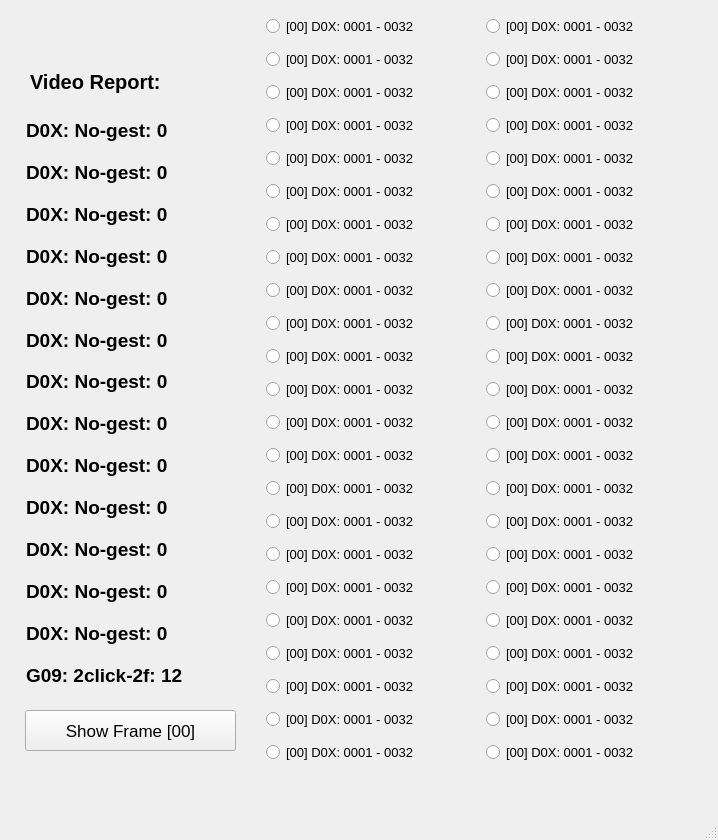
Above: report.ui from GibranBenitez/GUI_IPN before the change. Below: the same form after it.
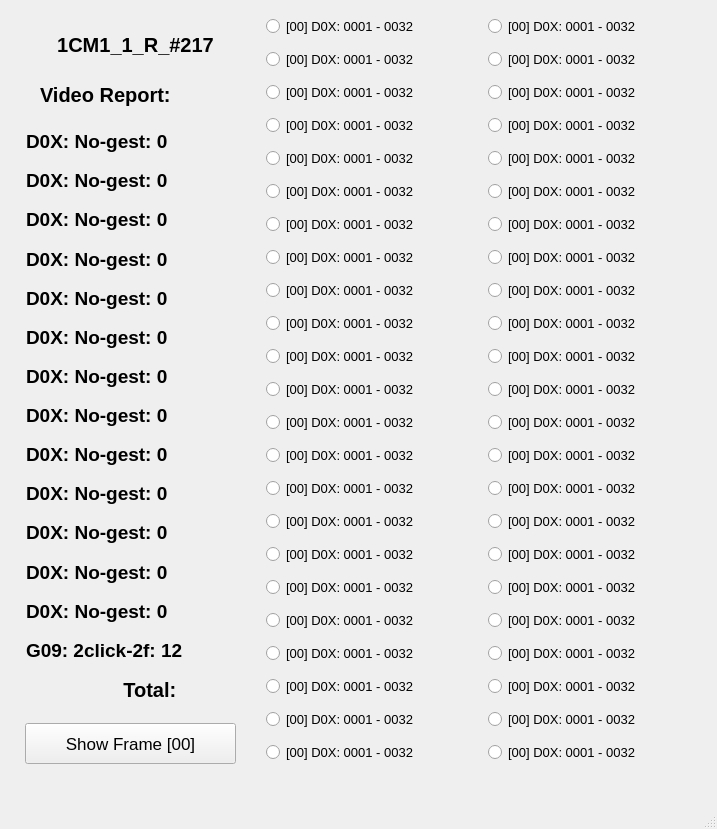
That is the form after the change.

Commit message: report_running_v1.1

```diff
--- a/report.ui
+++ b/report.ui
@@ -6,8 +6,8 @@
    <rect>
     <x>0</x>
     <y>0</y>
-    <width>718</width>
-    <height>840</height>
+    <width>717</width>
+    <height>829</height>
    </rect>
   </property>
   <property name="windowTitle">
@@ -18,7 +18,7 @@
     <property name="geometry">
      <rect>
       <x>26</x>
-      <y>112</y>
+      <y>125</y>
       <width>231</width>
       <height>581</height>
      </rect>
@@ -227,6 +227,23 @@
        </property>
       </widget>
      </item>
+     <item>
+      <widget class="QLabel" name="lb_15">
+       <property name="font">
+        <font>
+         <pointsize>15</pointsize>
+         <weight>75</weight>
+         <bold>true</bold>
+        </font>
+       </property>
+       <property name="text">
+        <string>   Total:</string>
+       </property>
+       <property name="alignment">
+        <set>Qt::AlignCenter</set>
+       </property>
+      </widget>
+     </item>
     </layout>
    </widget>
    <widget class="QWidget" name="verticalLayoutWidget_2">
@@ -234,7 +251,7 @@
      <rect>
       <x>266</x>
       <y>10</y>
-      <width>201</width>
+      <width>221</width>
       <height>781</height>
      </rect>
     </property>
@@ -525,9 +542,9 @@
    <widget class="QWidget" name="verticalLayoutWidget_3">
     <property name="geometry">
      <rect>
-      <x>486</x>
+      <x>488</x>
       <y>10</y>
-      <width>201</width>
+      <width>221</width>
       <height>781</height>
      </rect>
     </property>
@@ -819,7 +836,7 @@
     <property name="geometry">
      <rect>
       <x>25</x>
-      <y>710</y>
+      <y>723</y>
       <width>211</width>
       <height>41</height>
      </rect>
@@ -836,8 +853,8 @@
    <widget class="QLabel" name="lb_14">
     <property name="geometry">
      <rect>
-      <x>30</x>
-      <y>60</y>
+      <x>40</x>
+      <y>73</y>
       <width>181</width>
       <height>44</height>
      </rect>
@@ -853,6 +870,30 @@
      <string>Video Report:</string>
     </property>
    </widget>
+   <widget class="QLabel" name="lb_t">
+    <property name="geometry">
+     <rect>
+      <x>10</x>
+      <y>23</y>
+      <width>251</width>
+      <height>44</height>
+     </rect>
+    </property>
+    <property name="font">
+     <font>
+      <pointsize>15</pointsize>
+      <weight>75</weight>
+      <italic>false</italic>
+      <bold>true</bold>
+     </font>
+    </property>
+    <property name="text">
+     <string>1CM1_1_R_#217</string>
+    </property>
+    <property name="alignment">
+     <set>Qt::AlignCenter</set>
+    </property>
+   </widget>
   </widget>
   <widget class="QMenuBar" name="menubar">
    <property name="geometry">
```
Left out of the diff: 4 changed lines with no effect on the pictures. The commit also changes 6 other files.
